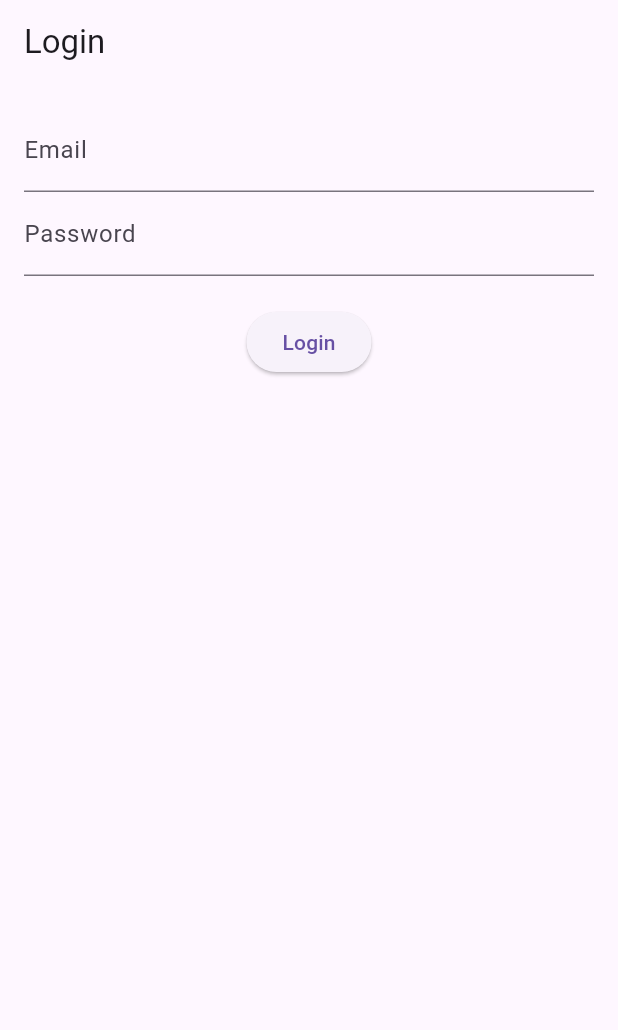
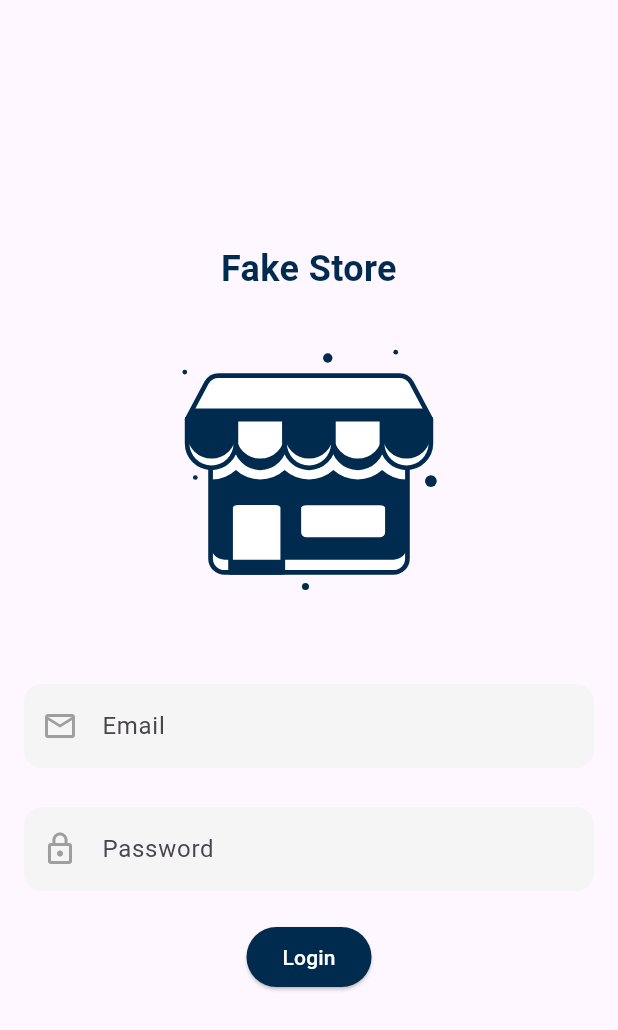
Before and after one commit to Jcruz525/e_commerce, a Flutter app: the screen it shows after launch, on a phone screen of 412 x 824 dp. Shown: the top 1030 px of the screen. Run offline on Flutter 3.47's test engine with Material 3 defaults, Android fonts, the phone set to English and light mode, and no system bars; our stand-ins replace equatable, flutter_bloc, flutter_rating_bar, flutter_svg.

Commit message:
App improvements/checkout/product screens

```diff
--- a/lib/features/login/view/login_screen.dart
+++ b/lib/features/login/view/login_screen.dart
@@ -12,7 +12,6 @@ class LoginScreen extends StatelessWidget {
     return BlocProvider(
       create: (_) => LoginCubit(),
       child: Scaffold(
-        appBar: AppBar(title: Text('Login')),
         body: Padding(
           padding: const EdgeInsets.all(16.0),
           child: BlocConsumer<LoginCubit, LoginState>(
@@ -26,7 +25,7 @@ class LoginScreen extends StatelessWidget {
             },
             builder: (context, state) {
               if (state is LoginLoading) {
-                return Center(child: CircularProgressIndicator());
+                return Center(child: CircularProgressIndicator(backgroundColor: const Color.fromARGB(255, 0, 43, 78),));
               }
               return LoginForm();
             },
--- a/lib/features/login/widgets/login_form.dart
+++ b/lib/features/login/widgets/login_form.dart
@@ -1,5 +1,6 @@
 import 'package:flutter/material.dart';
 import 'package:flutter_bloc/flutter_bloc.dart';
+import 'package:flutter_svg/svg.dart';
 import '../cubit/login_cubit.dart';
 
 class LoginForm extends StatefulWidget {
@@ -22,11 +23,60 @@ class _LoginFormState extends State<LoginForm> {
   @override
   Widget build(BuildContext context) {
     return Column(
+      mainAxisAlignment: MainAxisAlignment.center,
       children: [
-        TextField(controller: _emailController, decoration: InputDecoration(labelText: 'Email')),
-        TextField(controller: _passwordController, decoration: InputDecoration(labelText: 'Password'), obscureText: true),
+        Text('Fake Store', textAlign: TextAlign.center, style: TextStyle(color: const Color.fromARGB(255, 0, 43, 78), fontSize: 24, fontWeight: FontWeight.bold),),
         SizedBox(height: 20),
-        ElevatedButton(onPressed: _onLoginPressed, child: Text('Login')),
+         SizedBox(
+  height: 200,
+  child: SvgPicture.asset(
+    'assets/images/login_image.svg',
+    fit: BoxFit.contain,
+  ),
+),
+        SizedBox(height: 40),
+        TextField(
+  controller: _emailController,
+  keyboardType: TextInputType.emailAddress,
+  decoration: InputDecoration(
+    labelText: 'Email',
+    floatingLabelBehavior: FloatingLabelBehavior.auto,
+    filled: true,
+    fillColor: Colors.grey[100],
+    border: OutlineInputBorder(
+      borderRadius: BorderRadius.circular(12),
+      borderSide: BorderSide.none,
+    ),
+    focusedBorder: OutlineInputBorder(
+      borderRadius: BorderRadius.circular(12),
+      borderSide: BorderSide(color: Colors.blue, width: 2),
+    ),
+    prefixIcon: Icon(Icons.email_outlined, color: Colors.grey),
+  ),
+),
+SizedBox(height: 26),
+TextField(
+  controller: _passwordController,
+  obscureText: true,
+  decoration: InputDecoration(
+    labelText: 'Password',
+    floatingLabelBehavior: FloatingLabelBehavior.auto,
+    filled: true,
+    fillColor: Colors.grey[100],
+    border: OutlineInputBorder(
+      borderRadius: BorderRadius.circular(12),
+      borderSide: BorderSide.none,
+    ),
+    focusedBorder: OutlineInputBorder(
+      borderRadius: BorderRadius.circular(12),
+      borderSide: BorderSide(color: Colors.blue, width: 2),
+    ),
+    prefixIcon: Icon(Icons.lock_outline, color: Colors.grey),
+  ),
+),
+
+        SizedBox(height: 20),
+        ElevatedButton(style: ElevatedButton.styleFrom(backgroundColor: const Color.fromARGB(255, 0, 43, 78)), onPressed: _onLoginPressed, child: Text('Login', style: TextStyle(color: Colors.white),)),
       ],
     );
   }
--- a/lib/main.dart
+++ b/lib/main.dart
@@ -10,6 +10,7 @@ void main() {
     BlocProvider(
       create: (_) => CartFakeStoreCubit(ProductService())..fetchProducts(),
       child: MaterialApp(
+        debugShowCheckedModeBanner: false,
         home: LoginScreen(),
         routes: {
           '/home': (_) => HomeScreen(),
```
Also changed, not shown: lib/data/models/cart_model.dart (added, +15 -0 lines), lib/data/models/product_model.dart (+25 -0 lines), lib/features/checkout/widgets/checkout_screen.dart (added, +92 -0 lines), lib/features/home/widgets/product_card.dart (+32 -7 lines), lib/features/product/widgets/product_screen.dart (added, +105 -0 lines), lib/features/shopping/cubit/shopping_cart_cubit.dart (+14 -0 lines), lib/features/shopping/widgets/shopping_cart.dart (+68 -39 lines), pubspec.yaml (+6 -4 lines), assets/images/login_image.svg (added), assets/images/login_imagess.svg (added), pubspec.lock.
